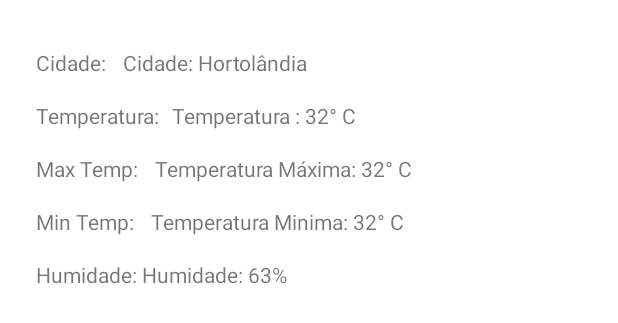
After one commit to robsondmf1234/PrevisaoTempo, an Android app: the layout layout_success.xml on its own in the app's theme, with its tools: preview values and no code run, on a phone screen of 412 x 824 dp. The commit adds this screen. Shown: the top 323 px of the screen. Run offline under Robolectric (Android 15) with nearby library versions, the phone set to English and light mode, and no system bars; network calls fail.

Commit message:
Acrescentado layout(loading e succes), adicionado melhora na conversão dos valores

```diff
--- a/app/src/main/java/com/example/previsodotempo/api/SimpleApi.kt
+++ b/app/src/main/java/com/example/previsodotempo/api/SimpleApi.kt
@@ -14,7 +14,7 @@ interface SimpleApi {
         @Query("appid") appid: String = "319dafc8a4218006eb4c9486365d9ac0"
     ): Response<WeatherMain>
 
-    @GET("data/2.5/weather")
+    @GET("data/2.5/weather?&units=metric")
     suspend fun getWeatherWithCityName(
         @Query("q") cityName: String,
         @Query("appid") appid: String = "319dafc8a4218006eb4c9486365d9ac0"
--- /dev/null
+++ b/app/src/main/res/layout/layout_success.xml
@@ -0,0 +1,117 @@
+<?xml version="1.0" encoding="utf-8"?>
+<androidx.constraintlayout.widget.ConstraintLayout xmlns:android="http://schemas.android.com/apk/res/android"
+    xmlns:app="http://schemas.android.com/apk/res-auto"
+    xmlns:tools="http://schemas.android.com/tools"
+    android:layout_width="match_parent"
+    android:layout_height="match_parent"
+    android:padding="16dp">
+
+    <TextView
+        android:id="@+id/txtCity"
+        android:layout_width="0dp"
+        android:layout_height="wrap_content"
+        android:layout_marginStart="8dp"
+        android:layout_marginTop="16dp"
+        android:text="Cidade: "
+        app:layout_constraintStart_toStartOf="parent"
+        app:layout_constraintTop_toTopOf="parent" />
+
+
+    <TextView
+        android:id="@+id/txtCityName"
+        android:layout_width="0dp"
+        android:layout_height="wrap_content"
+        android:layout_marginStart="8dp"
+        app:layout_constraintBottom_toBottomOf="@id/txtCity"
+        app:layout_constraintEnd_toEndOf="parent"
+        app:layout_constraintStart_toEndOf="@id/txtCity"
+        app:layout_constraintTop_toTopOf="@id/txtCity"
+        tools:text="Cidade: Hortolândia" />
+
+
+    <TextView
+        android:id="@+id/txtActualTemp"
+        android:layout_width="wrap_content"
+        android:layout_height="wrap_content"
+        android:layout_marginStart="8dp"
+        android:layout_marginTop="16dp"
+        android:text="Temperatura:"
+        app:layout_constraintStart_toStartOf="parent"
+        app:layout_constraintTop_toBottomOf="@id/txtCity" />
+
+    <TextView
+        android:id="@+id/txtActualTemperature"
+        android:layout_width="0dp"
+        android:layout_height="wrap_content"
+        android:layout_marginStart="8dp"
+        app:layout_constraintEnd_toEndOf="parent"
+        app:layout_constraintBottom_toBottomOf="@id/txtActualTemp"
+        app:layout_constraintStart_toEndOf="@id/txtActualTemp"
+        app:layout_constraintTop_toTopOf="@id/txtActualTemp"
+        tools:text="Temperatura : 32° C" />
+
+    <TextView
+        android:id="@+id/txtMaxTemp"
+        android:layout_width="0dp"
+        android:layout_height="wrap_content"
+        android:layout_marginStart="8dp"
+        android:layout_marginTop="16dp"
+        android:text="Max Temp: "
+        app:layout_constraintStart_toStartOf="parent"
+        app:layout_constraintTop_toBottomOf="@id/txtActualTemp" />
+
+
+    <TextView
+        android:id="@+id/txtMaxTemperature"
+        android:layout_width="0dp"
+        android:layout_height="wrap_content"
+        android:layout_marginStart="8dp"
+        android:layout_marginTop="16dp"
+        app:layout_constraintEnd_toEndOf="parent"
+        app:layout_constraintStart_toEndOf="@id/txtMaxTemp"
+        app:layout_constraintTop_toBottomOf="@id/txtActualTemperature"
+        tools:text="Temperatura Máxima: 32° C" />
+
+    <TextView
+        android:id="@+id/txtMinTemp"
+        android:layout_width="0dp"
+        android:layout_height="wrap_content"
+        android:layout_marginStart="8dp"
+        android:layout_marginTop="16dp"
+        android:text="Min Temp: "
+        app:layout_constraintStart_toStartOf="parent"
+        app:layout_constraintTop_toBottomOf="@id/txtMaxTemp" />
+
+    <TextView
+        android:id="@+id/txtMinTemperature"
+        android:layout_width="0dp"
+        android:layout_height="wrap_content"
+        android:layout_marginStart="8dp"
+        android:layout_marginTop="16dp"
+        app:layout_constraintEnd_toEndOf="parent"
+        app:layout_constraintStart_toEndOf="@id/txtMinTemp"
+        app:layout_constraintTop_toBottomOf="@id/txtMaxTemperature"
+        tools:text="Temperatura Minima: 32° C" />
+
+    <TextView
+        android:id="@+id/txtHum"
+        android:layout_width="0dp"
+        android:layout_height="wrap_content"
+        android:layout_marginStart="8dp"
+        android:layout_marginTop="16dp"
+        android:text="Humidade: "
+        app:layout_constraintStart_toStartOf="parent"
+        app:layout_constraintTop_toBottomOf="@id/txtMinTemp" />
+
+    <TextView
+        android:id="@+id/txtHumidity"
+        android:layout_width="0dp"
+        android:layout_height="wrap_content"
+        android:layout_marginTop="16dp"
+        app:layout_constraintEnd_toEndOf="parent"
+        app:layout_constraintStart_toEndOf="@id/txtHum"
+        app:layout_constraintTop_toBottomOf="@id/txtMinTemperature"
+        tools:text="Humidade: 63%" />
+
+
+</androidx.constraintlayout.widget.ConstraintLayout>
```
Also changed, not shown: app/src/main/java/com/example/previsodotempo/MainActivity.kt (+21 -6 lines), app/src/main/res/layout/activity_main.xml (+16 -106 lines), app/src/main/res/layout/layout_loading.xml (added, +17 -0 lines).
